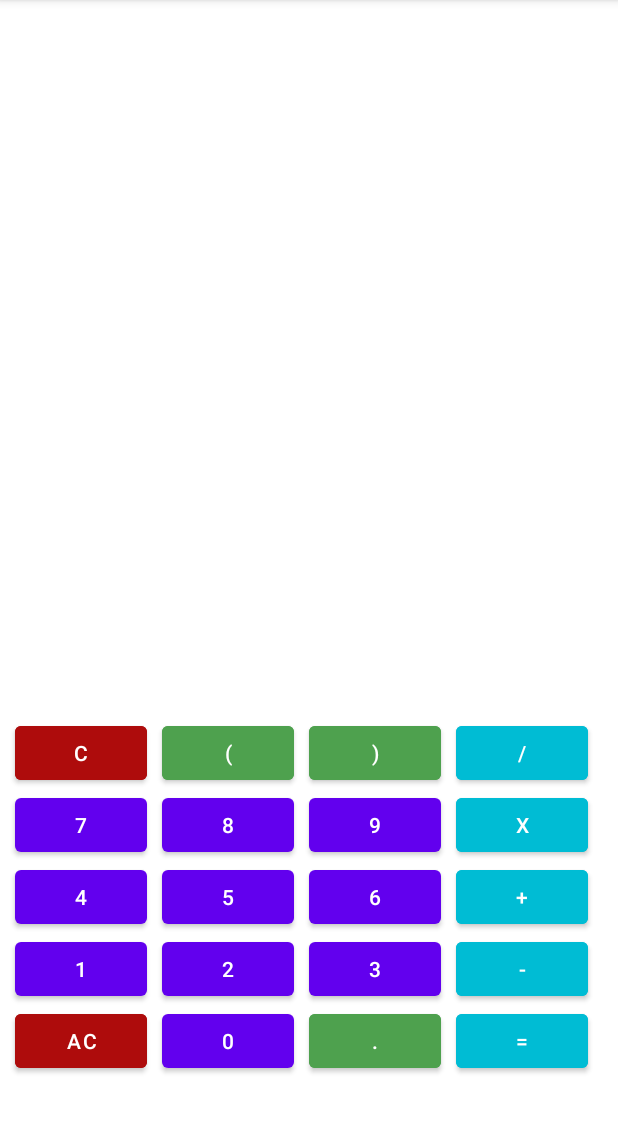
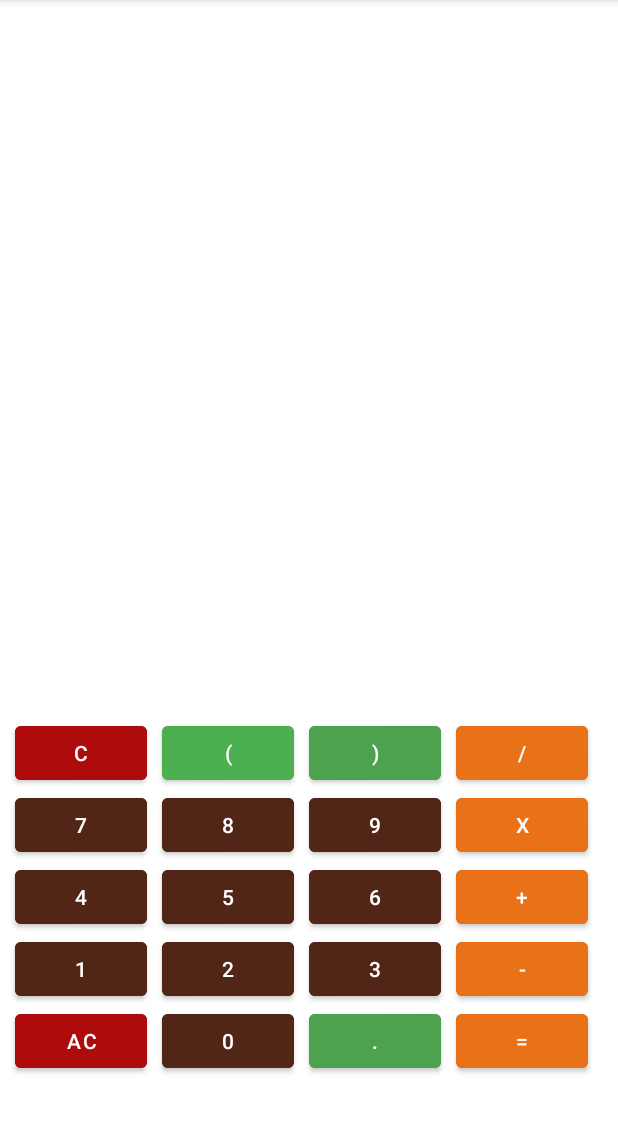
Before and after one commit to moaaskt/Calculadorajava, an Android app: the screen it shows after launch (MainActivity), on a phone screen of 412 x 824 dp, the part 84-1217 px from its top. Run offline under Robolectric (Android 15) with nearby library versions, the phone set to English and light mode, and no system bars.

```diff
--- a/app/src/main/res/layout/activity_main.xml
+++ b/app/src/main/res/layout/activity_main.xml
@@ -33,7 +33,7 @@
             android:layout_width="wrap_content"
             android:layout_height="wrap_content"
             android:text="("
-            android:backgroundTint="#4EA14E"
+            android:backgroundTint="#4CAF50"
             android:layout_marginLeft="10dp"
             android:id="@+id/bopen"
 
@@ -53,7 +53,7 @@
             android:text="/"
             android:id="@+id/bdiv"
             android:layout_marginLeft="10dp"
-            android:backgroundTint="#00BCD4"
+            android:backgroundTint="#e97118"
 
             />
 
@@ -67,6 +67,7 @@
              android:layout_width="wrap_content"
              android:layout_height="wrap_content"
              android:text="7"
+             android:backgroundTint="#522617"
              android:layout_marginLeft="10dp"
              android:id="@+id/b7"
              />
@@ -74,6 +75,7 @@
              android:layout_width="wrap_content"
              android:layout_height="wrap_content"
              android:text="8"
+             android:backgroundTint="#522617"
              android:id="@+id/b8"
              android:layout_marginLeft="10dp"
              />
@@ -81,6 +83,7 @@
              android:layout_width="wrap_content"
              android:layout_height="wrap_content"
              android:text="9"
+             android:backgroundTint="#522617"
              android:id="@+id/b9"
              android:layout_marginLeft="10dp"
              />
@@ -88,7 +91,7 @@
              android:layout_width="wrap_content"
              android:layout_height="wrap_content"
              android:text="x"
-             android:backgroundTint="#00BCD4"
+             android:backgroundTint="#e97118"
              android:layout_marginLeft="10dp"
              android:id="@+id/bx"
              />
@@ -103,6 +106,7 @@
              android:layout_width="wrap_content"
              android:layout_height="wrap_content"
              android:text="4"
+             android:backgroundTint="#522617"
              android:layout_marginLeft="10dp"
              android:id="@+id/b4"
              />
@@ -110,6 +114,7 @@
              android:layout_width="wrap_content"
              android:layout_height="wrap_content"
              android:text="5"
+             android:backgroundTint="#522617"
              android:layout_marginLeft="10dp"
              android:id="@+id/b5"
              />
@@ -117,6 +122,7 @@
              android:layout_width="wrap_content"
              android:layout_height="wrap_content"
              android:text="6"
+             android:backgroundTint="#522617"
              android:layout_marginLeft="10dp"
              android:id="@+id/b6"
              />
@@ -125,7 +131,7 @@
              android:layout_height="wrap_content"
              android:text="+"
              android:layout_marginLeft="10dp"
-             android:backgroundTint="#00BCD4"
+             android:backgroundTint="#e97118"
 
              android:id="@+id/bplus"
              />
@@ -140,6 +146,7 @@
              android:layout_width="wrap_content"
              android:layout_height="wrap_content"
              android:text="1"
+             android:backgroundTint="#522617"
              android:layout_marginLeft="10dp"
              android:id="@+id/b1"
              />
@@ -147,6 +154,7 @@
              android:layout_width="wrap_content"
              android:layout_height="wrap_content"
              android:text="2"
+             android:backgroundTint="#522617"
              android:layout_marginLeft="10dp"
              android:id="@+id/b2"
              />
@@ -154,6 +162,7 @@
              android:layout_width="wrap_content"
              android:layout_height="wrap_content"
              android:text="3"
+             android:backgroundTint="#522617"
              android:layout_marginLeft="10dp"
              android:id="@+id/b3"
              />
@@ -161,9 +170,9 @@
              android:layout_width="wrap_content"
              android:layout_height="wrap_content"
              android:text="-"
+             android:backgroundTint="#e97118"
              android:id="@+id/bsub"
              android:layout_marginLeft="10dp"
-             android:backgroundTint="#00BCD4"
              />
 
 
@@ -184,6 +193,7 @@
              android:layout_width="wrap_content"
              android:layout_height="wrap_content"
              android:text="0"
+             android:backgroundTint="#522617"
              android:layout_marginLeft="10dp"
              android:id="@+id/b0"
              />
@@ -201,7 +211,7 @@
              android:text="="
              android:layout_marginLeft="10dp"
              android:id="@+id/bequals"
-             android:backgroundTint="#00BCD4"
+             android:backgroundTint="#e97118"
              />
 
 
```
